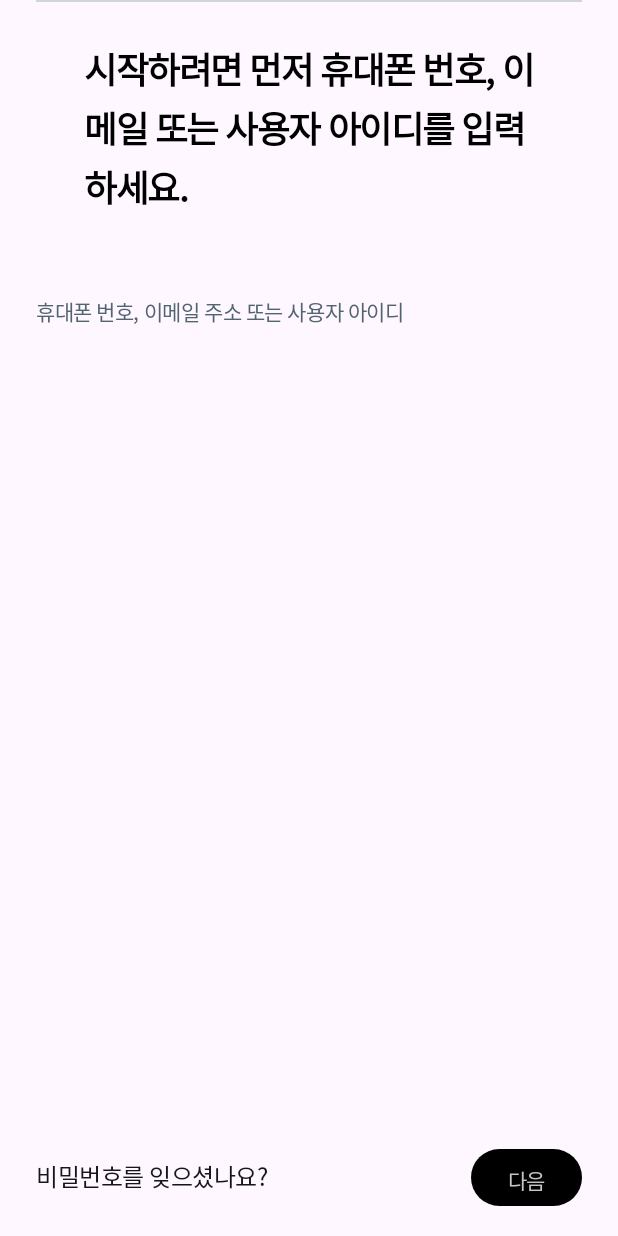
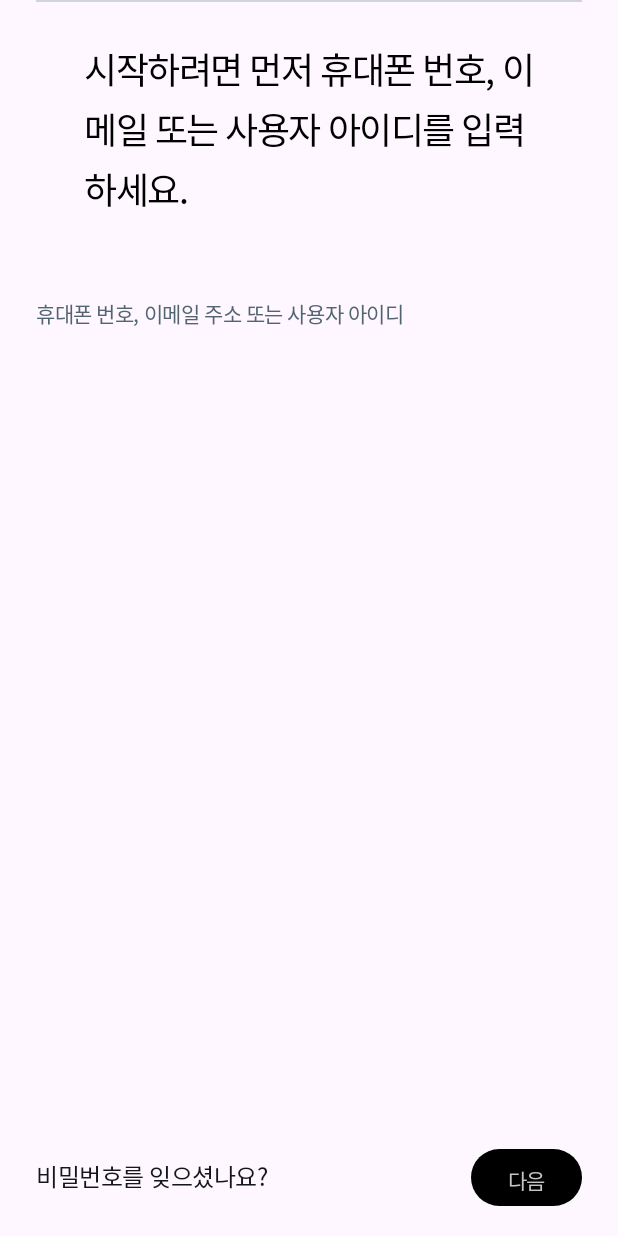
Before and after one commit to sgdevcamp2023/palette, an Android app: the layout fragment_login.xml on its own in the app's theme, with its tools: preview values and no code run, on a phone screen of 412 x 824 dp. Run offline under Robolectric (Android 15) with nearby library versions, the phone set to English and light mode, and no system bars.

Commit message:
feat: edit headline weight in fragments

```diff
--- a/src/mobile/app/src/main/res/layout/fragment_find_account.xml
+++ b/src/mobile/app/src/main/res/layout/fragment_find_account.xml
@@ -10,7 +10,7 @@
 
     <TextView
         android:id="@+id/textView"
-        style="@style/Headline3"
+        style="@style/SubHeadline1"
         android:layout_width="wrap_content"
         android:layout_height="wrap_content"
         android:layout_marginStart="24dp"
--- a/src/mobile/app/src/main/res/layout/fragment_login.xml
+++ b/src/mobile/app/src/main/res/layout/fragment_login.xml
@@ -10,7 +10,7 @@
 
     <TextView
         android:id="@+id/textView"
-        style="@style/Headline3"
+        style="@style/SubHeadline1"
         android:layout_width="wrap_content"
         android:layout_height="wrap_content"
         android:layout_marginStart="24dp"
--- a/src/mobile/app/src/main/res/layout/fragment_password.xml
+++ b/src/mobile/app/src/main/res/layout/fragment_password.xml
@@ -10,7 +10,7 @@
 
     <TextView
         android:id="@+id/textView"
-        style="@style/Headline3"
+        style="@style/SubHeadline1"
         android:layout_width="wrap_content"
         android:layout_height="wrap_content"
         android:layout_marginStart="24dp"
```
